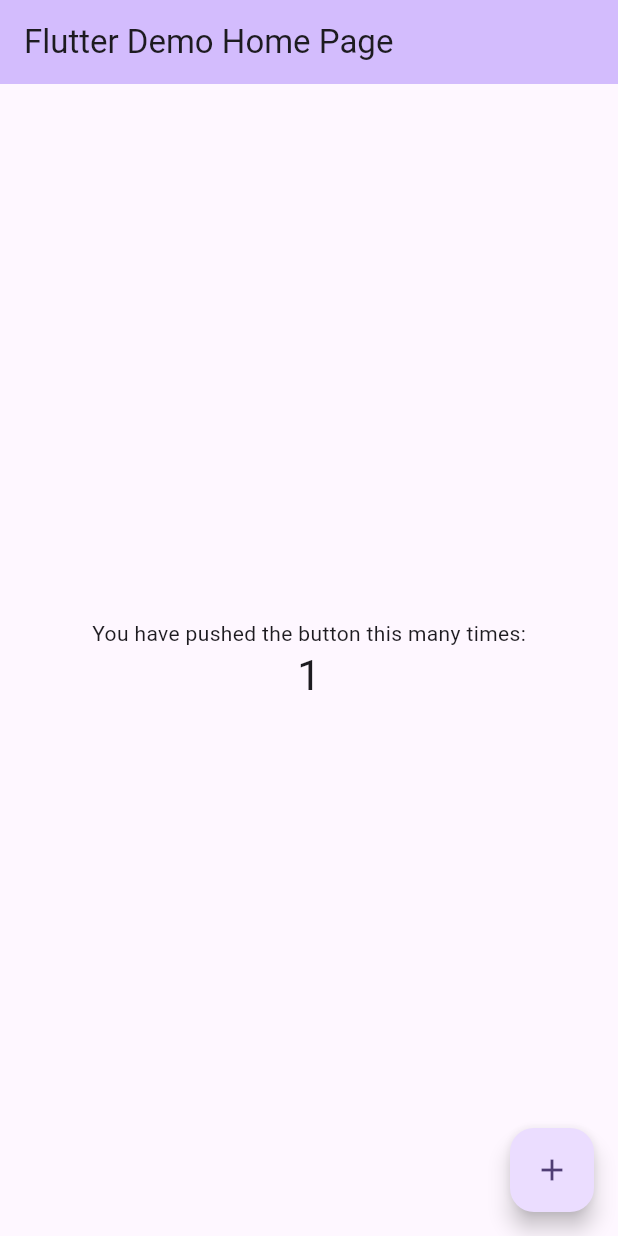
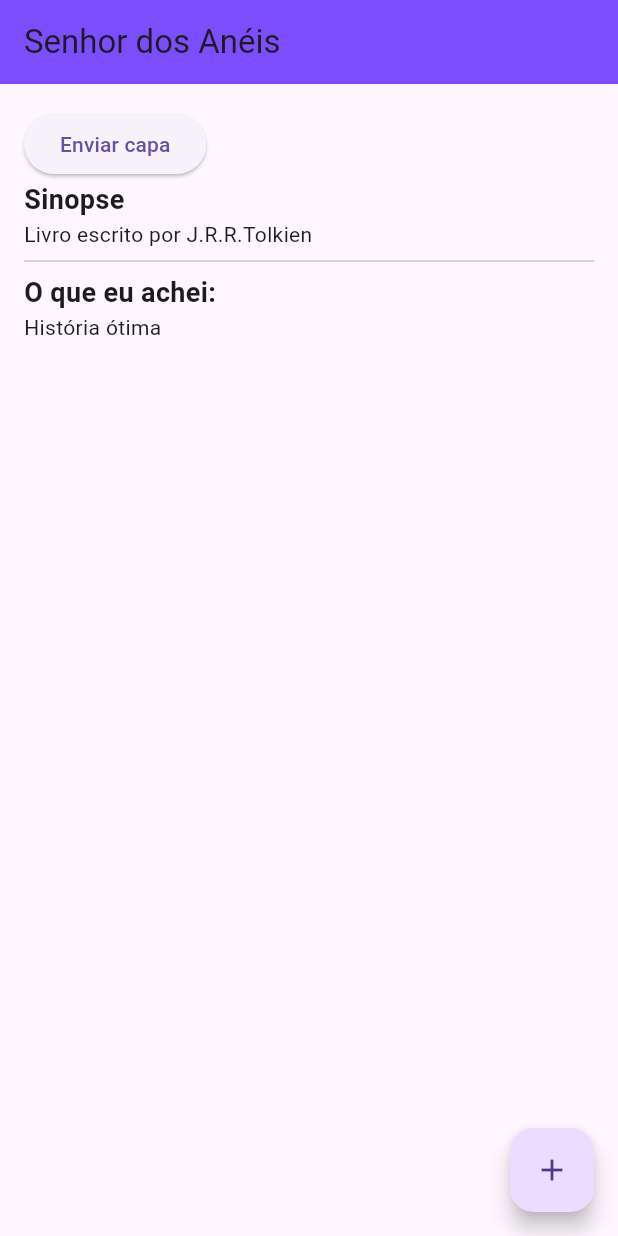
Before and after one commit to Lrlk/flutter_biblioteca, a Flutter app: the screen it shows after launch, after a tap on the "add" icon, on a phone screen of 412 x 824 dp. Run offline on Flutter 3.47's test engine with Material 3 defaults, Android fonts, the light colour scheme and no system bars.

Commit message:
book_screen

```diff
--- a/lib/main.dart
+++ b/lib/main.dart
@@ -1,4 +1,7 @@
+// ignore_for_file: prefer_const_constructors
+
 import 'package:flutter/material.dart';
+import 'package:flutter_biblioteca/screens/book_screen.dart';
 
 //ab
 void main() {
@@ -12,115 +15,14 @@
   @override
   Widget build(BuildContext context) {
     return MaterialApp(
-      title: 'Flutter Demo',
       theme: ThemeData(
-        // This is the theme of your application.
-        //
-        // TRY THIS: Try running your application with "flutter run". You'll see
-        // the application has a purple toolbar. Then, without quitting the app,
-        // try changing the seedColor in the colorScheme below to Colors.green
-        // and then invoke "hot reload" (save your changes or press the "hot
-        // reload" button in a Flutter-supported IDE, or press "r" if you used
-        // the command line to start the app).
-        //
-        // Notice that the counter didn't reset back to zero; the application
-        // state is not lost during the reload. To reset the state, use hot
-        // restart instead.
-        //
-        // This works for code too, not just values: Most code changes can be
-        // tested with just a hot reload.
-        colorScheme: ColorScheme.fromSeed(seedColor: Colors.deepPurple),
-        useMaterial3: true,
+        primarySwatch: Colors.blue,
+        appBarTheme: AppBarTheme(
+          iconTheme: IconThemeData(color: Colors.black),
+          color: Colors.deepPurpleAccent, //<-- SEE HERE
+        ),
       ),
-      home: const MyHomePage(title: 'Flutter Demo Home Page'),
+      home: BookScreen(),
     );
   }
 }
-
-class MyHomePage extends StatefulWidget {
-  const MyHomePage({super.key, required this.title});
-
-  // This widget is the home page of your application. It is stateful, meaning
-  // that it has a State object (defined below) that contains fields that affect
-  // how it looks.
-
-  // This class is the configuration for the state. It holds the values (in this
-  // case the title) provided by the parent (in this case the App widget) and
-  // used by the build method of the State. Fields in a Widget subclass are
-  // always marked "final".
-
-  final String title;
-
-  @override
-  State<MyHomePage> createState() => _MyHomePageState();
-}
-
-class _MyHomePageState extends State<MyHomePage> {
-  int _counter = 0;
-
-  void _incrementCounter() {
-    setState(() {
-      // This call to setState tells the Flutter framework that something has
-      // changed in this State, which causes it to rerun the build method below
-      // so that the display can reflect the updated values. If we changed
-      // _counter without calling setState(), then the build method would not be
-      // called again, and so nothing would appear to happen.
-      _counter++;
-    });
-  }
-
-  @override
-  Widget build(BuildContext context) {
-    // This method is rerun every time setState is called, for instance as done
-    // by the _incrementCounter method above.
-    //
-    // The Flutter framework has been optimized to make rerunning build methods
-    // fast, so that you can just rebuild anything that needs updating rather
-    // than having to individually change instances of widgets.
-    return Scaffold(
-      appBar: AppBar(
-        // TRY THIS: Try changing the color here to a specific color (to
-        // Colors.amber, perhaps?) and trigger a hot reload to see the AppBar
-        // change color while the other colors stay the same.
-        backgroundColor: Theme.of(context).colorScheme.inversePrimary,
-        // Here we take the value from the MyHomePage object that was created by
-        // the App.build method, and use it to set our appbar title.
-        title: Text(widget.title),
-      ),
-      body: Center(
-        // Center is a layout widget. It takes a single child and positions it
-        // in the middle of the parent.
-        child: Column(
-          // Column is also a layout widget. It takes a list of children and
-          // arranges them vertically. By default, it sizes itself to fit its
-          // children horizontally, and tries to be as tall as its parent.
-          //
-          // Column has various properties to control how it sizes itself and
-          // how it positions its children. Here we use mainAxisAlignment to
-          // center the children vertically; the main axis here is the vertical
-          // axis because Columns are vertical (the cross axis would be
-          // horizontal).
-          //
-          // TRY THIS: Invoke "debug painting" (choose the "Toggle Debug Paint"
-          // action in the IDE, or press "p" in the console), to see the
-          // wireframe for each widget.
-          mainAxisAlignment: MainAxisAlignment.center,
-          children: <Widget>[
-            const Text(
-              'You have pushed the button this many times:',
-            ),
-            Text(
-              '$_counter',
-              style: Theme.of(context).textTheme.headlineMedium,
-            ),
-          ],
-        ),
-      ),
-      floatingActionButton: FloatingActionButton(
-        onPressed: _incrementCounter,
-        tooltip: 'Increment',
-        child: const Icon(Icons.add),
-      ), // This trailing comma makes auto-formatting nicer for build methods.
-    );
-  }
-}
--- /dev/null
+++ b/lib/screens/book_screen.dart
@@ -0,0 +1,47 @@
+import 'package:flutter/material.dart';
+
+class BookScreen extends StatelessWidget {
+  const BookScreen({super.key});
+
+  @override
+  Widget build(BuildContext context) {
+    return Scaffold(
+      appBar: AppBar(title: const Text("Senhor dos Anéis")),
+      floatingActionButton: FloatingActionButton(
+        onPressed: () {
+          print("clicado");
+        },
+        child: const Icon(Icons.add),
+      ),
+      body: Padding(
+        padding: const EdgeInsets.all(16.0),
+        child: Column(
+          crossAxisAlignment: CrossAxisAlignment.start,
+          children: [
+            ElevatedButton(
+              onPressed: () {},
+              child: const Text("Enviar capa"),
+            ),
+            const Text(
+              "Sinopse",
+              style: TextStyle(
+                fontWeight: FontWeight.bold,
+                fontSize: 18,
+              ),
+            ),
+            const Text("Livro escrito por J.R.R.Tolkien"),
+            const Divider(),
+            const Text(
+              "O que eu achei:",
+              style: TextStyle(
+                fontWeight: FontWeight.bold,
+                fontSize: 18,
+              ),
+            ),
+            const Text("História ótima")
+          ],
+        ),
+      ),
+    );
+  }
+}
```
